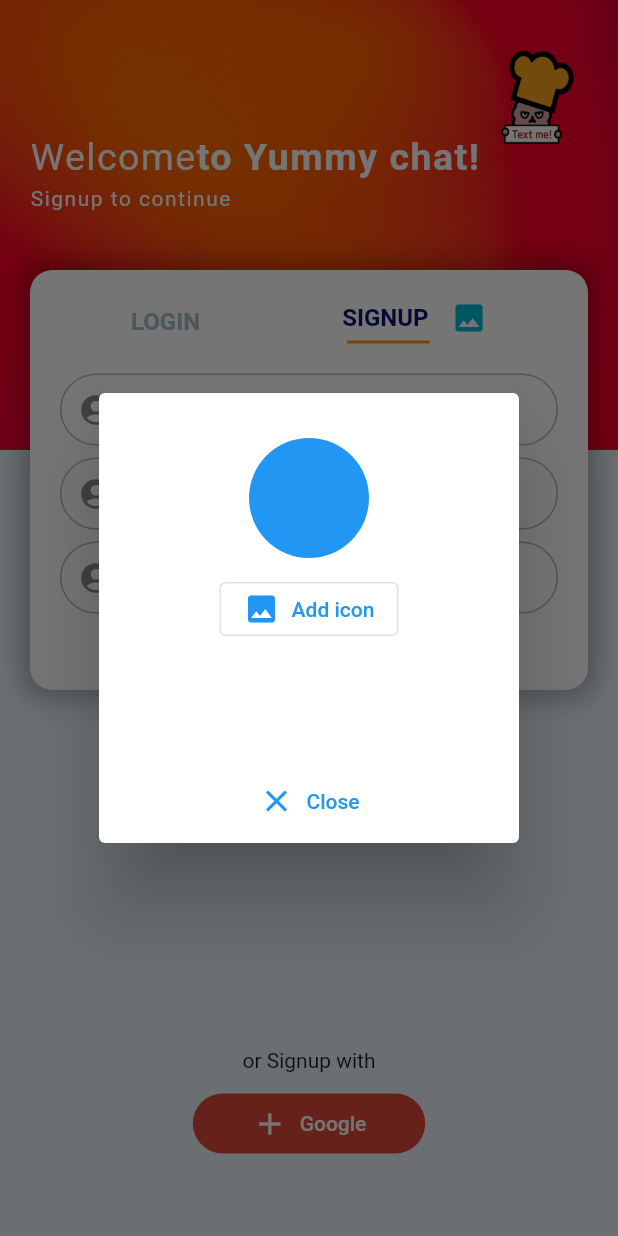
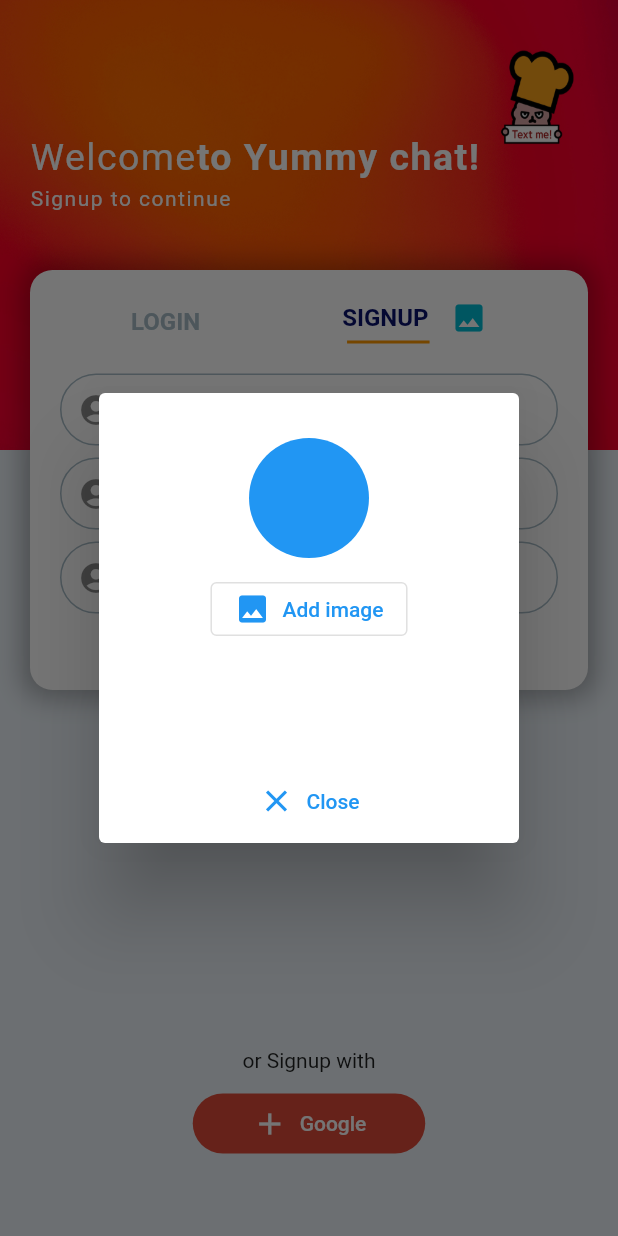
Before and after one commit to kwonjs1996/flutter-chatting, a Flutter app: the screen it shows after launch, after a tap on the "image" icon, on a phone screen of 412 x 824 dp. Run offline on Flutter 3.47's test engine with Material 2 defaults, Android fonts, the phone set to English and light mode, and no system bars; drawn by our look-alikes of modal_progress_hud_nsn; our stand-ins replace cloud_firestore, firebase_auth, firebase_core, flutter_chat_bubble, image_picker; accounts and stored records are empty.

Commit message:
image 추가

```diff
--- a/lib/add_image/add_image.dart
+++ b/lib/add_image/add_image.dart
@@ -1,13 +1,30 @@
+import 'dart:io';
 import 'package:flutter/material.dart';
+import 'package:image_picker/image_picker.dart';
 
 class AddImage extends StatefulWidget {
-  const AddImage({Key? key}) : super(key: key);
+  const AddImage(this.addImageFunc, {Key? key}) : super(key: key);
+
+  final Function(File pickedImage) addImageFunc;
 
   @override
   State<AddImage> createState() => _AddImageState();
 }
 
 class _AddImageState extends State<AddImage> {
+  File? pickedImage;
+  void _pickImage() async {
+    final imagePicker = ImagePicker();
+    final pickedImageFile = await imagePicker.pickImage(
+        source: ImageSource.camera, imageQuality: 50, maxHeight: 150);
+    setState(() {
+      if (pickedImage != null) {
+        pickedImage = File(pickedImageFile!.path);
+      }
+    });
+    widget.addImageFunc(pickedImage!);
+  }
+
   @override
   Widget build(BuildContext context) {
     return Container(
@@ -19,14 +36,18 @@ class _AddImageState extends State<AddImage> {
           CircleAvatar(
             radius: 40,
             backgroundColor: Colors.blue,
+            backgroundImage:
+                pickedImage != null ? FileImage(pickedImage!) : null,
           ),
           SizedBox(
             height: 10,
           ),
           OutlinedButton.icon(
-            onPressed: () {},
+            onPressed: () {
+              _pickImage();
+            },
             icon: Icon(Icons.image),
-            label: Text('Add icon'),
+            label: Text('Add image'),
           ),
           SizedBox(
             height: 80,
--- a/lib/screens/main_screen.dart
+++ b/lib/screens/main_screen.dart
@@ -1,3 +1,5 @@
+import 'dart:io';
+
 import 'package:chatting/add_image/add_image.dart';
 import 'package:chatting/config/palette.dart';
 import 'package:chatting/screens/chat_screen.dart';
@@ -21,6 +23,11 @@ class _LoginSignupScreenState extends State<LoginSignupScreen> {
   String userName = '';
   String userEmail = '';
   String userPassword = '';
+  File? userPickedImage;
+
+  void pickedImage(File image) {
+    userPickedImage = image;
+  }
 
   void _tryValidation() {
     final isValid = _formKey.currentState!.validate();
@@ -33,7 +40,8 @@ class _LoginSignupScreenState extends State<LoginSignupScreen> {
     showDialog(
       context: context,
       builder: (context) {
-        return Dialog(backgroundColor: Colors.white, child: AddImage());
+        return Dialog(
+            backgroundColor: Colors.white, child: AddImage(pickedImage));
       },
     );
   }
@@ -188,6 +196,7 @@ class _LoginSignupScreenState extends State<LoginSignupScreen> {
                                       SizedBox(
                                         width: 15,
                                       ),
+                                      if (isSignupScreen)
                                         GestureDetector(
                                           onTap: () {
                                             showAlert(context);
@@ -476,6 +485,19 @@ class _LoginSignupScreenState extends State<LoginSignupScreen> {
                           showSpinner = true;
                         });
                         if (isSignupScreen) {
+                          if (userPickedImage == null) {
+                            setState(() {
+                              showSpinner = false;
+                            });
+
+                            ScaffoldMessenger.of(context).showSnackBar(
+                              SnackBar(
+                                content: Text('Please pick your image'),
+                                backgroundColor: Colors.blue,
+                              ),
+                            );
+                            return;
+                          }
                           _tryValidation();
 
                           try {
--- a/pubspec.yaml
+++ b/pubspec.yaml
@@ -39,6 +39,8 @@ dependencies:
   firebase_auth: ^3.3.19
   modal_progress_hud_nsn: ^0.1.0-nullsafety-0
   flutter_chat_bubble: ^2.0.0
+  image_picker: ^0.8.5+3
+  firebase_storage: ^10.2.17
 
 dev_dependencies:
   flutter_test:
```
Lines whose indentation alone changed are shown as unchanged.
